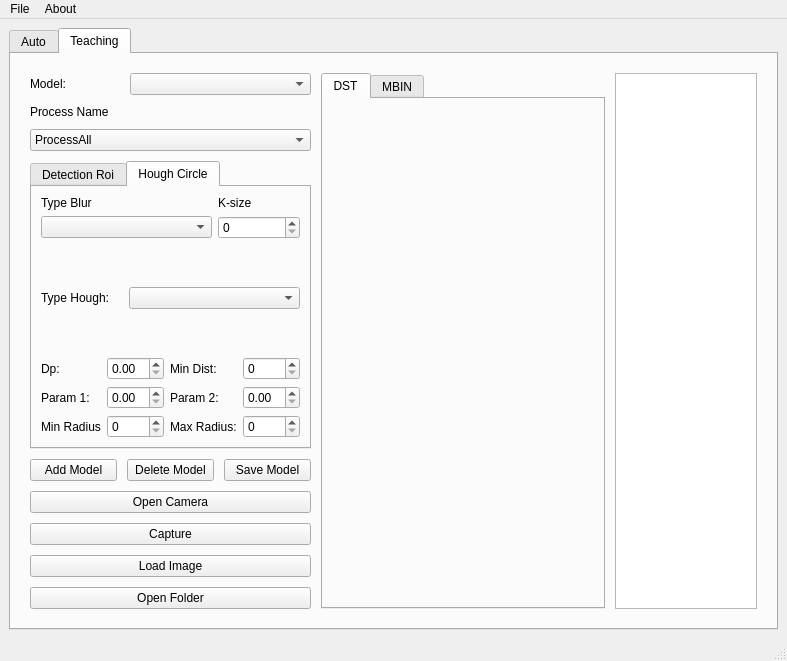
Old version of the form src/gui/MainWindowUI.ui in the repository vananh2606/VisionProcessingImage.
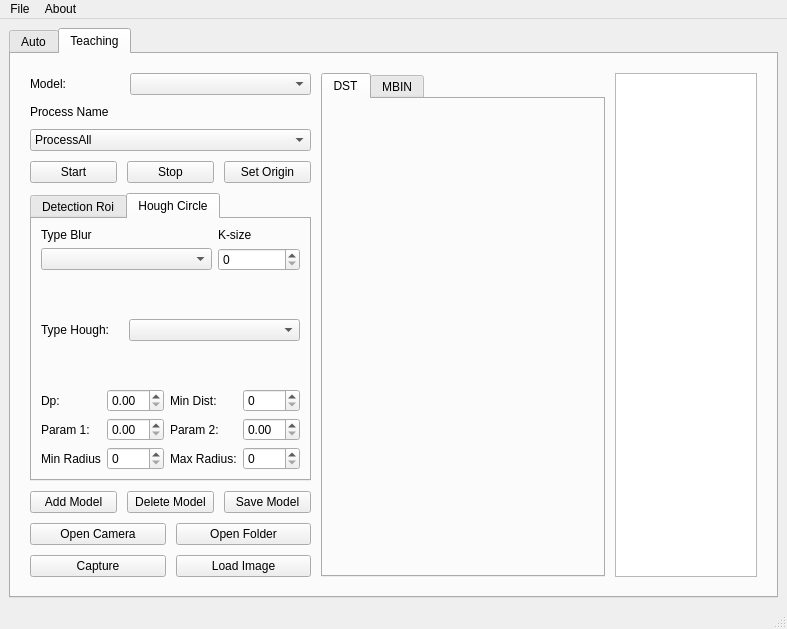
New version of the form. The open tabs and pages were chosen to show the change.

The edit to the form file:
```diff
--- a/src/gui/MainWindowUI.ui
+++ b/src/gui/MainWindowUI.ui
@@ -7,7 +7,7 @@
     <x>0</x>
     <y>0</y>
     <width>787</width>
-    <height>586</height>
+    <height>604</height>
    </rect>
   </property>
   <property name="windowTitle">
@@ -200,7 +200,7 @@
            <number>10</number>
           </property>
           <item>
-           <layout class="QVBoxLayout" name="ConfigLayout" stretch="1,0,0,0,1,4">
+           <layout class="QVBoxLayout" name="ConfigLayout" stretch="1,0,0,0,0,1,0">
             <item>
              <layout class="QHBoxLayout" name="Model" stretch="1,2">
               <item>
@@ -241,6 +241,31 @@
               </item>
              </widget>
             </item>
+            <item>
+             <layout class="QHBoxLayout" name="LayoutTeaching">
+              <item>
+               <widget class="QPushButton" name="button_start_teaching">
+                <property name="text">
+                 <string>Start</string>
+                </property>
+               </widget>
+              </item>
+              <item>
+               <widget class="QPushButton" name="button_stop_teaching">
+                <property name="text">
+                 <string>Stop</string>
+                </property>
+               </widget>
+              </item>
+              <item>
+               <widget class="QPushButton" name="button_set_origin">
+                <property name="text">
+                 <string>Set Origin</string>
+                </property>
+               </widget>
+              </item>
+             </layout>
+            </item>
             <item>
              <widget class="QTabWidget" name="TabParameter">
               <property name="currentIndex">
@@ -416,9 +441,9 @@
                <attribute name="title">
                 <string>Hough Circle</string>
                </attribute>
-               <layout class="QVBoxLayout" name="verticalLayout_4" stretch="2,6">
+               <layout class="QVBoxLayout" name="verticalLayout_4" stretch="1,1">
                 <item>
-                 <layout class="QGridLayout" name="gridLayout" rowstretch="0,3,3,0,0" columnstretch="0,0,0">
+                 <layout class="QGridLayout" name="gridLayout" rowstretch="0,3,3,0" columnstretch="0,0,0">
                   <item row="0" column="2">
                    <widget class="QLabel" name="label_ksize_hough">
                     <property name="text">
@@ -545,35 +570,35 @@
              </layout>
             </item>
             <item>
-             <layout class="QVBoxLayout" name="Button">
-              <item>
+             <layout class="QGridLayout" name="gridLayout_2">
+              <item row="1" column="0">
                <widget class="QPushButton" name="button_camera">
                 <property name="text">
                  <string>Open Camera</string>
                 </property>
                </widget>
               </item>
-              <item>
+              <item row="1" column="1">
+               <widget class="QPushButton" name="button_open_folder">
+                <property name="text">
+                 <string>Open Folder</string>
+                </property>
+               </widget>
+              </item>
+              <item row="2" column="0">
                <widget class="QPushButton" name="button_capture">
                 <property name="text">
                  <string>Capture</string>
                 </property>
                </widget>
               </item>
-              <item>
+              <item row="2" column="1">
                <widget class="QPushButton" name="button_load_image">
                 <property name="text">
                  <string>Load Image</string>
                 </property>
                </widget>
               </item>
-              <item>
-               <widget class="QPushButton" name="button_open_folder">
-                <property name="text">
-                 <string>Open Folder</string>
-                </property>
-               </widget>
-              </item>
              </layout>
             </item>
            </layout>
```
Left out of the diff: 2 changed lines with no effect on the pictures.
